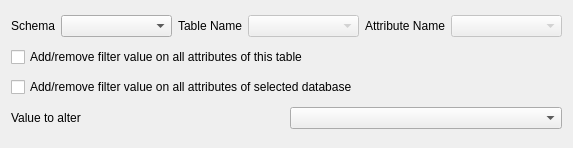
Old version of the form CustomWidgets/CustomDbManagementWidgets/alterDefaultWidget.ui in the repository dsgoficial/DsgTools.
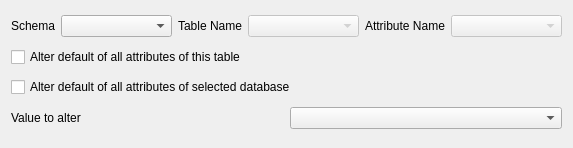
New version of the form.

Commit message: all attributes now working

Diff of the .ui file:
```diff
--- a/CustomWidgets/CustomDbManagementWidgets/alterDefaultWidget.ui
+++ b/CustomWidgets/CustomDbManagementWidgets/alterDefaultWidget.ui
@@ -23,7 +23,7 @@
       </sizepolicy>
      </property>
      <property name="text">
-      <string>Add/remove filter value on all attributes of this table</string>
+      <string>Alter default of all attributes of this table</string>
      </property>
      <property name="autoExclusive">
       <bool>false</bool>
@@ -39,7 +39,7 @@
       </sizepolicy>
      </property>
      <property name="text">
-      <string>Add/remove filter value on all attributes of selected database</string>
+      <string>Alter default of all attributes of selected database</string>
      </property>
      <property name="autoExclusive">
       <bool>false</bool>
```
The commit also changes 1 other file.
